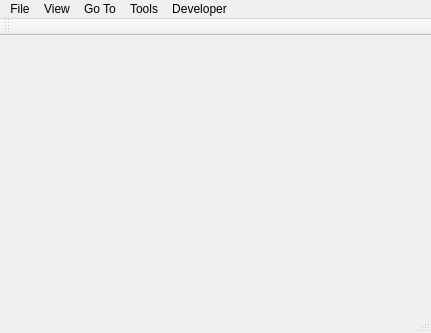
This is PdfForQtViewer/pdfviewermainwindow.ui in JakubMelka/PDF4QT as Qt 5 draws it before an edit. The edited form follows.
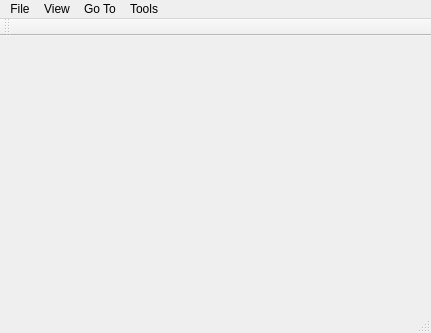
This is the edited form.

Commit message: Removing old unused code

```diff
--- a/PdfForQtViewer/pdfviewermainwindow.ui
+++ b/PdfForQtViewer/pdfviewermainwindow.ui
@@ -71,17 +71,10 @@
     <addaction name="separator"/>
     <addaction name="actionOptions"/>
    </widget>
-   <widget class="QMenu" name="menuDeveloper">
-    <property name="title">
-     <string>Developer</string>
-    </property>
-    <addaction name="actionGenerateCMAPrepository"/>
-   </widget>
    <addaction name="menuFile"/>
    <addaction name="menuView"/>
    <addaction name="menuGoTo"/>
    <addaction name="menuTools"/>
-   <addaction name="menuDeveloper"/>
   </widget>
   <widget class="QToolBar" name="mainToolBar">
    <attribute name="toolBarArea">
```
Left out of the diff: 5 changed lines with no effect on the pictures. The commit also changes 2 other files.
